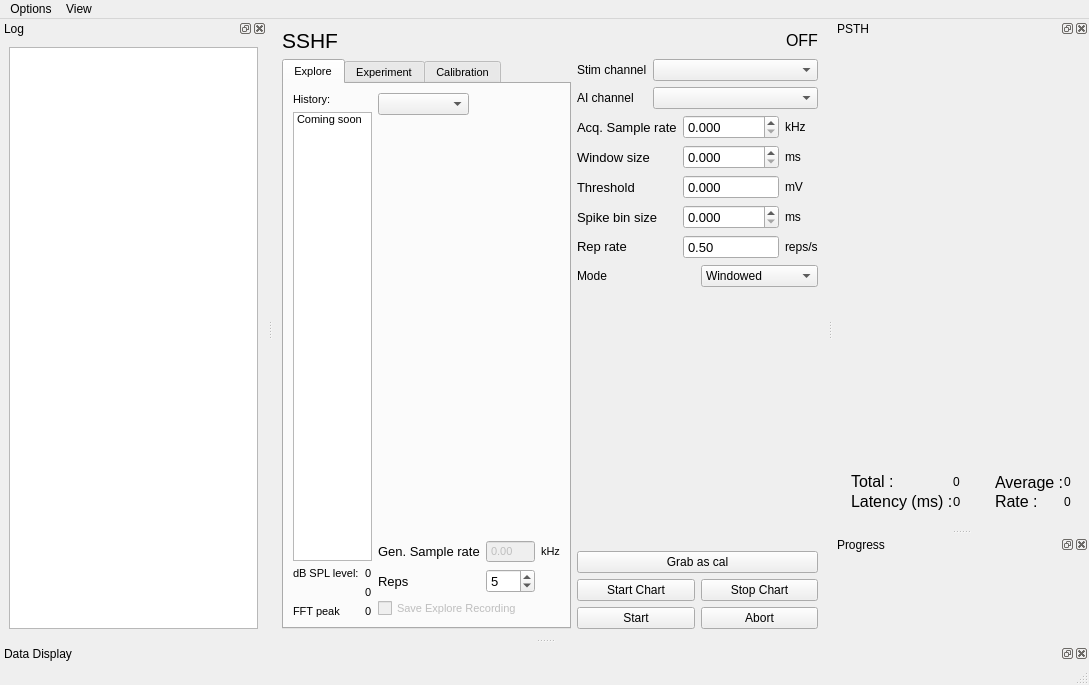
portfors-lab/sparkle, file spikeylab/main/main_control.ui: the form before one commit.
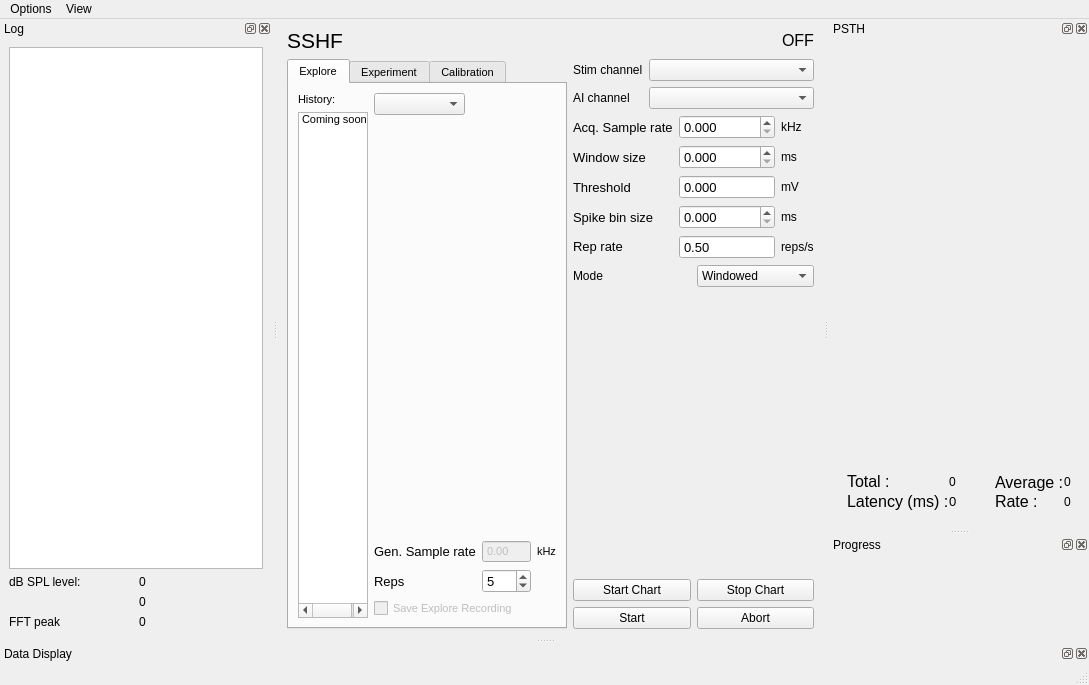
The form after the commit. Custom widgets are drawn as their Qt base class.

```diff
--- a/spikeylab/main/main_control.ui
+++ b/spikeylab/main/main_control.ui
@@ -95,45 +95,6 @@
               </item>
              </widget>
             </item>
-            <item>
-             <layout class="QGridLayout" name="gridLayout_3">
-              <item row="0" column="1">
-               <widget class="QLabel" name="dblevel_lbl">
-                <property name="text">
-                 <string>0</string>
-                </property>
-               </widget>
-              </item>
-              <item row="0" column="0">
-               <widget class="QLabel" name="label_18">
-                <property name="text">
-                 <string>dB SPL level:</string>
-                </property>
-               </widget>
-              </item>
-              <item row="1" column="1">
-               <widget class="QLabel" name="dblevel_lbl2">
-                <property name="text">
-                 <string>0</string>
-                </property>
-               </widget>
-              </item>
-              <item row="2" column="1">
-               <widget class="QLabel" name="dblevel_lbl3">
-                <property name="text">
-                 <string>0</string>
-                </property>
-               </widget>
-              </item>
-              <item row="2" column="0">
-               <widget class="QLabel" name="label_19">
-                <property name="text">
-                 <string>FFT peak</string>
-                </property>
-               </widget>
-              </item>
-             </layout>
-            </item>
            </layout>
           </item>
           <item>
@@ -632,13 +593,6 @@
           </property>
          </spacer>
         </item>
-        <item>
-         <widget class="QPushButton" name="grab_cal_btn">
-          <property name="text">
-           <string>Grab as cal</string>
-          </property>
-         </widget>
-        </item>
         <item>
          <layout class="QHBoxLayout" name="horizontalLayout_8">
           <item>
@@ -898,6 +852,45 @@
        </property>
       </widget>
      </item>
+     <item>
+      <layout class="QGridLayout" name="gridLayout_3">
+       <item row="0" column="1">
+        <widget class="QLabel" name="dblevel_lbl">
+         <property name="text">
+          <string>0</string>
+         </property>
+        </widget>
+       </item>
+       <item row="0" column="0">
+        <widget class="QLabel" name="label_18">
+         <property name="text">
+          <string>dB SPL level:</string>
+         </property>
+        </widget>
+       </item>
+       <item row="1" column="1">
+        <widget class="QLabel" name="dblevel_lbl2">
+         <property name="text">
+          <string>0</string>
+         </property>
+        </widget>
+       </item>
+       <item row="2" column="1">
+        <widget class="QLabel" name="dblevel_lbl3">
+         <property name="text">
+          <string>0</string>
+         </property>
+        </widget>
+       </item>
+       <item row="2" column="0">
+        <widget class="QLabel" name="label_19">
+         <property name="text">
+          <string>FFT peak</string>
+         </property>
+        </widget>
+       </item>
+      </layout>
+     </item>
     </layout>
    </widget>
   </widget>
```
Left out of the diff: 16 changed lines with no effect on the pictures.
